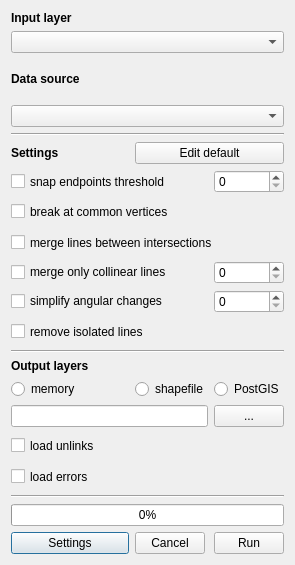
Qt form road_network_cleaner_dialog_base.ui (spacesyntax/Rcl-topology-cleaner) before a commit.
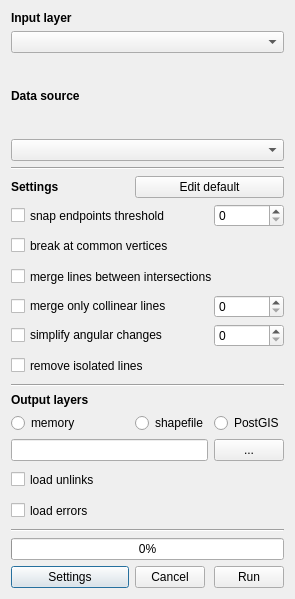
The same form after that commit.

Patch:
```diff
--- a/road_network_cleaner_dialog_base.ui
+++ b/road_network_cleaner_dialog_base.ui
@@ -7,7 +7,7 @@
     <x>0</x>
     <y>0</y>
     <width>295</width>
-    <height>565</height>
+    <height>599</height>
    </rect>
   </property>
   <property name="minimumSize">
```
